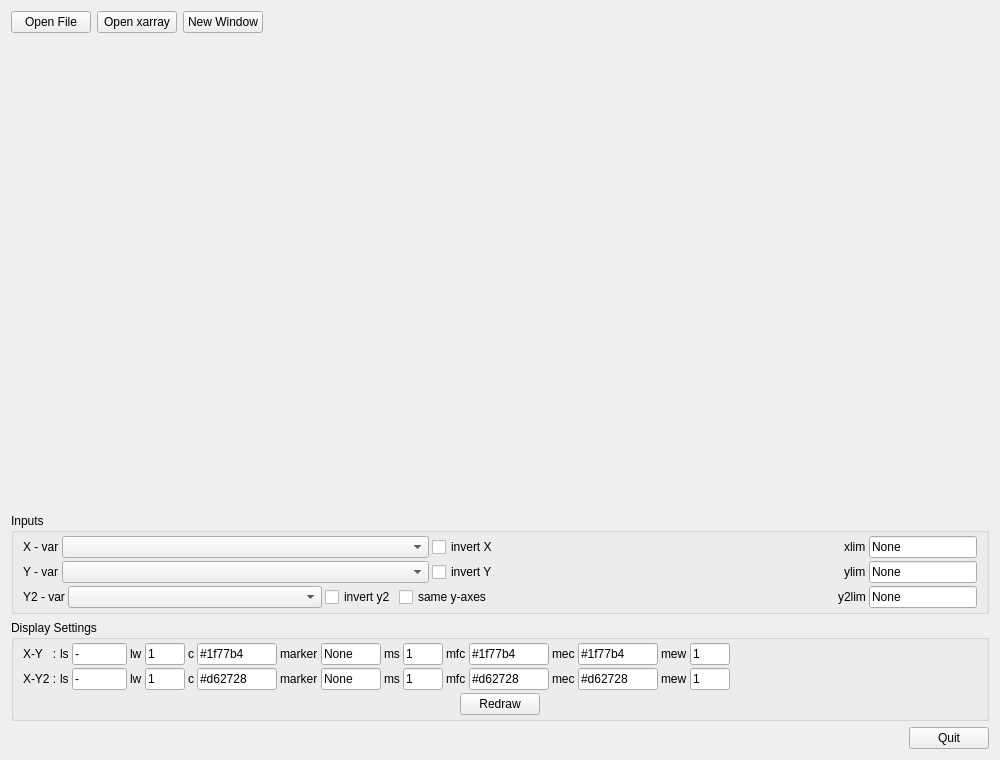
SanjeevBashyal/ncv, file ncv/ui/scatter_panel.ui: the form before one commit.
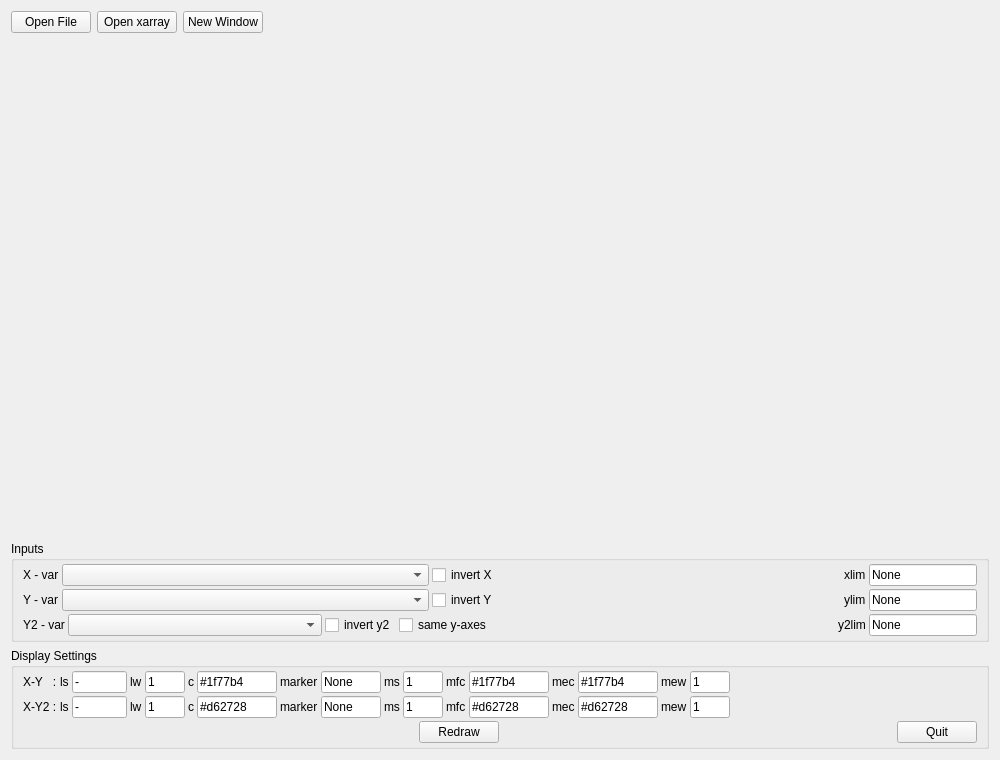
The form after the commit.

Commit message: improved all ui scatter, contour and map

Diff of the .ui file:
```diff
--- a/ncv/ui/scatter_panel.ui
+++ b/ncv/ui/scatter_panel.ui
@@ -933,29 +933,6 @@
           </property>
          </spacer>
         </item>
-       </layout>
-      </item>
-     </layout>
-    </widget>
-   </item>
-   <item>
-    <layout class="QHBoxLayout" name="horizontalLayout_quit">
-     <property name="topMargin">
-      <number>0</number>
-     </property>
-     <item>
-      <spacer name="horizontalSpacer_quit">
-       <property name="orientation">
-        <enum>Qt::Horizontal</enum>
-       </property>
-       <property name="sizeHint" stdset="0">
-        <size>
-         <width>40</width>
-         <height>20</height>
-        </size>
-       </property>
-      </spacer>
-     </item>
      <item>
       <widget class="QPushButton" name="pushButton_quit">
        <property name="text">
@@ -964,6 +941,9 @@
       </widget>
      </item>
     </layout>
+      </item>
+     </layout>
+    </widget>
    </item>
   </layout>
  </widget>
```
Lines whose indentation alone changed are shown as unchanged. The commit also changes 10 other files.
